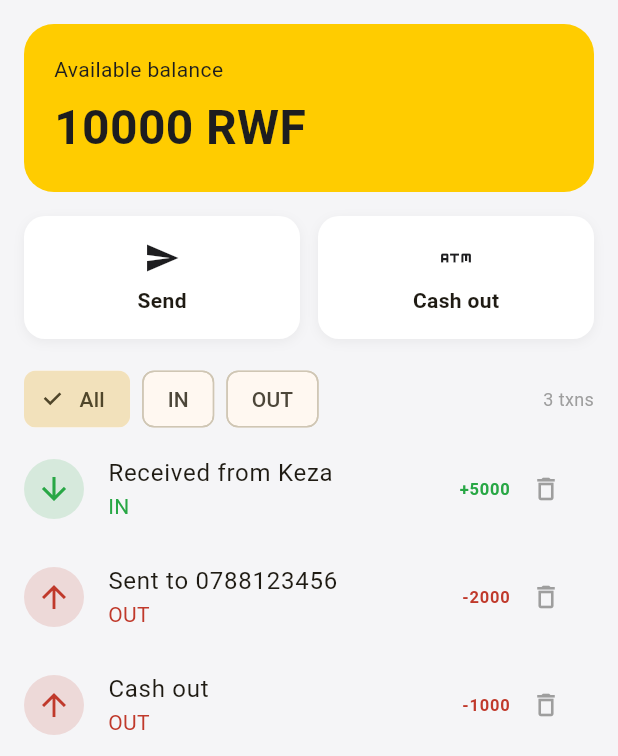
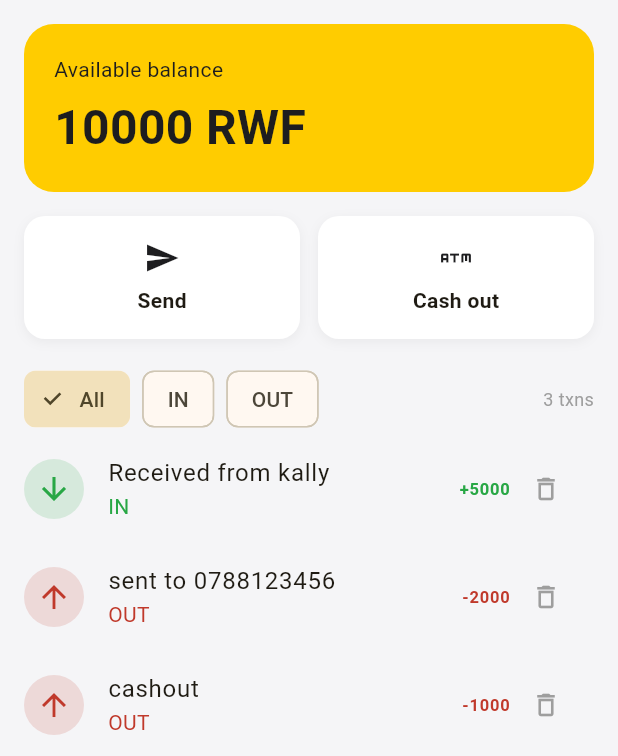
Before and after one commit to ritha-25/Momowallet_mobile, a Flutter app: the screen it shows after launch, on a phone screen of 412 x 824 dp, the part 84-840 px from its top. Run offline on Flutter 3.47's test engine with Material 3 defaults, Android fonts, the light colour scheme and no system bars; our stand-ins replace shared_preferences.

Commit message:
Enhance model ,repo,page with  future ,sharedprefernce

```diff
--- a/lib/data/model/transaction.dart
+++ b/lib/data/model/transaction.dart
@@ -8,4 +8,18 @@ class Transaction {
   final String description;
   final int amount;
   final bool isIn;
+
+
+Map<String,dynamic> tojson()=>{
+  'description ':description,
+  'amount':amount,
+  'isIn':isIn,
+
+};
+factory Transaction.fromJson(Map<String,dynamic>json) => Transaction(
+  description :json['description'] as String,
+  amount:json['amount'] as int,
+  isIn: json['isIn'] as bool,
+
+);
 }
--- a/lib/data/model/wallet.dart
+++ b/lib/data/model/wallet.dart
@@ -1,3 +1,5 @@
+import 'dart:convert';
+import 'package:shared_preferences/shared_preferences.dart';
 import 'transaction.dart';
 
 class Wallet {
@@ -6,29 +8,68 @@ class Wallet {
   int balance;
   List<Transaction> transactions;
 
-  void addIn(int amount, String description) {
+  static const balanceKey = 'wallet_balance';
+  static const transKey = 'wallet_transactions';
+
+  static Future<Wallet> load() async {
+    final preference = await SharedPreferences.getInstance();
+    final savedBalance = preference.getInt(balanceKey);
+    final savedTrans = preference.getString(transKey);
+
+    if (savedBalance == null || savedTrans == null) {
+      return Wallet(
+        balance: 10000,
+        transactions: [
+          Transaction(description: 'Received from kally', amount: 5000, isIn: true),
+          Transaction(description: 'sent to 0788123456', amount: 2000, isIn: false),
+          Transaction(description: 'cashout', amount: 1000, isIn: false),
+        ],
+      );
+    }
+
+    final list = (jsonDecode(savedTrans) as List)
+        .map((e) => Transaction.fromJson(e as Map<String, dynamic>))
+        .toList();
+
+    return Wallet(balance: savedBalance, transactions: list);
+  }
+
+  Future<void> save() async {
+    final preference = await SharedPreferences.getInstance();
+    await preference.setInt(balanceKey, balance);
+    await preference.setString(
+      transKey,
+      jsonEncode(transactions.map((t) => t.tojson()).toList()),
+    );
+  }
+
+  Future<void> addIn(int amount, String description) async {
     balance += amount;
     transactions.insert(
       0,
       Transaction(description: description, amount: amount, isIn: true),
     );
+    await save();
   }
 
-  void addOut(int amount, String description) {
+  Future<void> addOut(int amount, String description) async {
     balance -= amount;
     transactions.insert(
       0,
       Transaction(description: description, amount: amount, isIn: false),
     );
+    await save();
   }
 
-  void remove(Transaction t, int index) {
+  Future<void> remove(Transaction t, int index) async {
     balance += t.isIn ? -t.amount : t.amount;
     transactions.removeAt(index);
+    await save();
   }
 
-  void restore(Transaction t, int index) {
+  Future<void> restore(Transaction t, int index) async {
     balance += t.isIn ? t.amount : -t.amount;
     transactions.insert(index, t);
+    await save();
   }
 }
--- a/lib/data/repositories/walletrepo.dart
+++ b/lib/data/repositories/walletrepo.dart
@@ -1,15 +1,16 @@
-import '../model/transaction.dart';
+// import '../model/transaction.dart';
 import '../model/wallet.dart';
 
 class MockWalletRepository {
-  Wallet load() {
-    return Wallet(
-      balance: 10000,
-      transactions: [
-        Transaction(description: 'Received from Keza', amount: 5000, isIn: true),
-        Transaction(description: 'Sent to 0788123456', amount: 2000, isIn: false),
-        Transaction(description: 'Cash out', amount: 1000, isIn: false),
-      ],
-    );
+  Future<Wallet> load() async {
+    return Wallet.load();
+    //     balance: 10000,
+    //     transactions: [
+    //       Transaction(description: 'Received from Keza', amount: 5000, isIn: true),
+    //       Transaction(description: 'Sent to 0788123456', amount: 2000, isIn: false),
+    //       Transaction(description: 'Cash out', amount: 1000, isIn: false),
+    //     ],
+    //   );
+    // }
   }
 }
--- a/lib/features/wallet/pages/home_page.dart
+++ b/lib/features/wallet/pages/home_page.dart
@@ -1,6 +1,7 @@
 import 'package:flutter/material.dart';
 import '../../../theme/app_theme.dart';
 import '../../../data/model/transaction.dart';
+import '../../../data/model/wallet.dart';
 import '../../../data/repositories/walletrepo.dart';
 import 'cashout_page.dart';
 import 'send_page.dart';
@@ -13,63 +14,90 @@ class HomePage extends StatefulWidget {
 }
 
 class _HomePageState extends State<HomePage> {
-  late final wallet = MockWalletRepository().load();
+  Wallet? wallet;
   String filter = 'All';
 
+  @override
+  void initState() {
+    super.initState();
+    _load();
+  }
+
+  Future<void> _load() async {
+    final loaded = await MockWalletRepository().load();
+    if (!mounted) return;
+    setState(() => wallet = loaded);
+  }
+
   List<Transaction> get shown {
-    if (filter == 'IN') return wallet.transactions.where((t) => t.isIn).toList();
-    if (filter == 'OUT') return wallet.transactions.where((t) => !t.isIn).toList();
-    return wallet.transactions;
+    final all = wallet!.transactions;
+    if (filter == 'IN') return all.where((t) => t.isIn).toList();
+    if (filter == 'OUT') return all.where((t) => !t.isIn).toList();
+    return all;
   }
 
   Future<void> _openSend() async {
     final amount = await Navigator.push<int>(
       context,
-      MaterialPageRoute(builder: (_) => SendPage(balance: wallet.balance)),
+      MaterialPageRoute(builder: (_) => SendPage(balance: wallet!.balance)),
     );
-    if (amount != null && mounted) {
-      setState(() => wallet.addOut(amount, 'Sent money'));
-      _toast('Sent $amount RWF');
-    }
+    if (amount == null || !mounted) return;
+
+    await wallet!.addOut(amount, 'Sent money');
+    if (!mounted) return;
+    setState(() {});
+    _toast('Sent $amount RWF');
   }
 
   Future<void> _openCashout() async {
     final amount = await Navigator.push<int>(
       context,
-      MaterialPageRoute(builder: (_) => CashoutPage(balance: wallet.balance)),
+      MaterialPageRoute(builder: (_) => CashoutPage(balance: wallet!.balance)),
     );
-    if (amount != null && mounted) {
-      setState(() => wallet.addOut(amount, 'Cash out'));
-      _toast('Cashed out $amount RWF');
-    }
+    if (amount == null || !mounted) return;
+
+    await wallet!.addOut(amount, 'Cash out');
+    if (!mounted) return;
+    setState(() {});
+    _toast('Cashed out $amount RWF');
   }
 
-  void _delete(Transaction t) {
-    final index = wallet.transactions.indexOf(t);
-    setState(() => wallet.remove(t, index));
+  Future<void> _delete(Transaction t) async {
+    final index = wallet!.transactions.indexOf(t);
+    await wallet!.remove(t, index);
+    if (!mounted) return;
+    setState(() {});
+
     ScaffoldMessenger.of(context).showSnackBar(
       SnackBar(
         content: Text('${t.description} deleted'),
         action: SnackBarAction(
           label: 'Undo',
-          onPressed: () => setState(() => wallet.restore(t, index)),
+          onPressed: () async {
+            await wallet!.restore(t, index);
+            if (mounted) setState(() {});
+          },
         ),
       ),
     );
   }
 
   void _toast(String m) {
-    ScaffoldMessenger.of(context)
-        .showSnackBar(SnackBar(content: Text(m)));
+    ScaffoldMessenger.of(context).showSnackBar(SnackBar(content: Text(m)));
   }
 
   @override
   Widget build(BuildContext context) {
+    if (wallet == null) {
+      return const Scaffold(
+        body: Center(child: CircularProgressIndicator()),
+      );
+    }
+
     return Scaffold(
       appBar: AppBar(title: const Text('MoMo Wallet')),
       body: Column(
         children: [
-
           Container(
             width: double.infinity,
             margin: const EdgeInsets.all(16),
@@ -84,7 +112,7 @@ class _HomePageState extends State<HomePage> {
                 const Text('Available balance',
                     style: TextStyle(color: AppColors.dark, fontSize: 14)),
                 const SizedBox(height: 6),
-                Text('${wallet.balance} RWF',
+                Text('${wallet!.balance} RWF',
                     style: const TextStyle(
                         fontSize: 32,
                         fontWeight: FontWeight.bold,
@@ -92,7 +120,6 @@ class _HomePageState extends State<HomePage> {
               ],
             ),
           ),
-
           Padding(
             padding: const EdgeInsets.symmetric(horizontal: 16),
             child: Row(
@@ -110,7 +137,6 @@ class _HomePageState extends State<HomePage> {
             ),
           ),
           const SizedBox(height: 16),
-
           Padding(
             padding: const EdgeInsets.symmetric(horizontal: 16),
             child: Row(
@@ -130,7 +156,6 @@ class _HomePageState extends State<HomePage> {
               ],
             ),
           ),
-
           Expanded(
             child: shown.isEmpty
                 ? const Center(child: Text('No transactions yet'))
```
